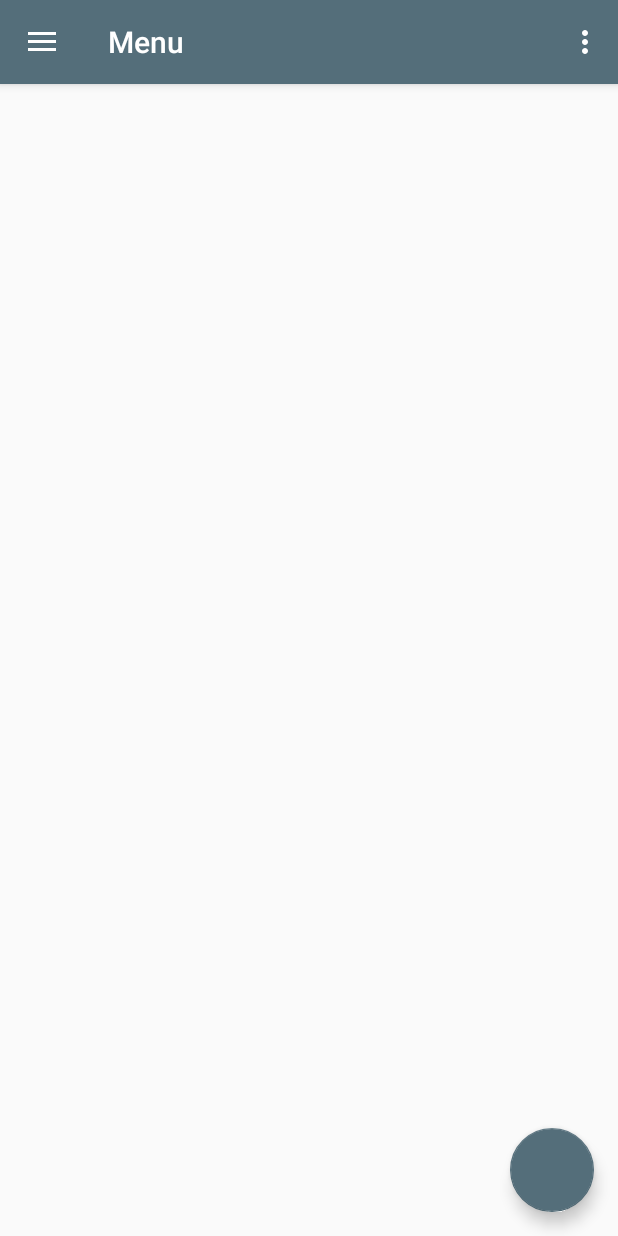
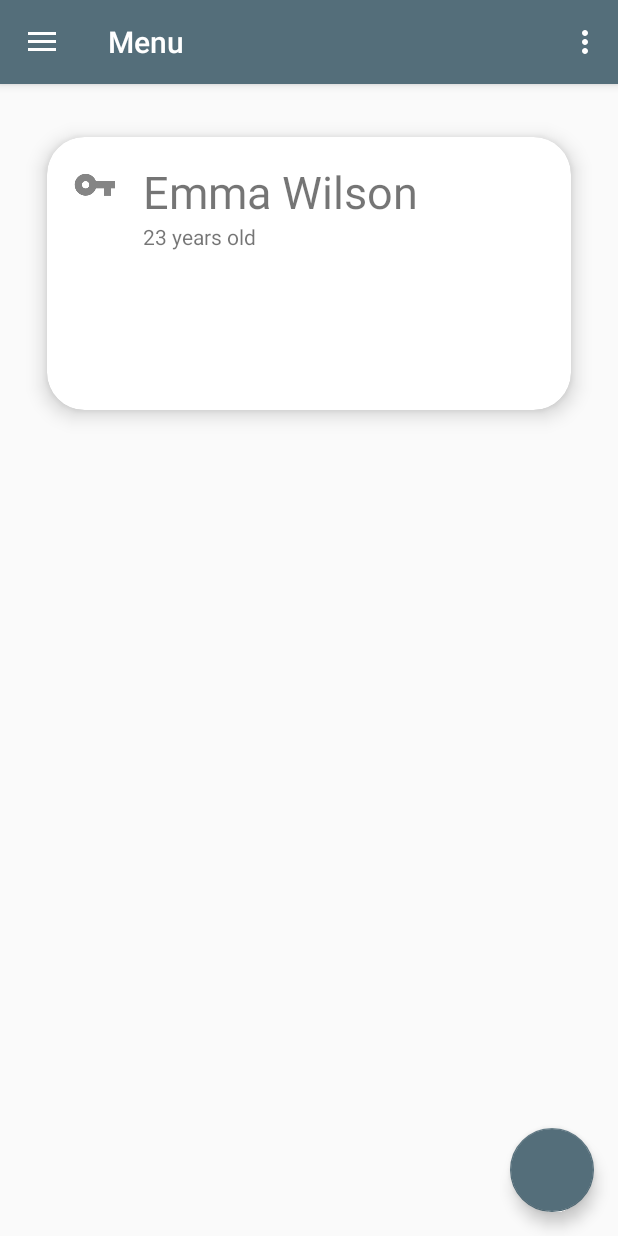
Before and after one commit to cesaralx/Horus_v3.5, an Android app: the fragment Products placed in its activity, on a phone screen of 412 x 824 dp. Run offline under Robolectric (Android 15) with nearby library versions, the phone set to English and light mode, and no system bars.

Commit message:
view cards para productos

```diff
--- a/app/src/main/java/com/example/alexi/horus_v35/Products.java
+++ b/app/src/main/java/com/example/alexi/horus_v35/Products.java
@@ -4,6 +4,7 @@ import android.content.Context;
 import android.net.Uri;
 import android.os.Bundle;
 import android.support.v4.app.Fragment;
+import android.support.v7.widget.DefaultItemAnimator;
 import android.support.v7.widget.LinearLayoutManager;
 import android.support.v7.widget.RecyclerView;
 import android.view.LayoutInflater;
@@ -27,6 +28,8 @@ public class Products extends Fragment {
     // the fragment initialization parameters, e.g. ARG_ITEM_NUMBER
     private static final String ARG_PARAM1 = "param1";
     private static final String ARG_PARAM2 = "param2";
+
+    private List<Person> persons;
 
     // TODO: Rename and change types of parameters
     private String mParam1;
@@ -63,6 +66,7 @@ public class Products extends Fragment {
             mParam1 = getArguments().getString(ARG_PARAM1);
             mParam2 = getArguments().getString(ARG_PARAM2);
         }
+        initializeData();
     }
 
     @Override
@@ -70,14 +74,13 @@ public class Products extends Fragment {
                              Bundle savedInstanceState) {
         // Inflate the layout for this fragment
         View view = inflater.inflate(R.layout.fragment_products, container, false);
-
         RecyclerView rv = (RecyclerView)view.findViewById(R.id.rv);
 
         LinearLayoutManager llm = new LinearLayoutManager(getActivity());
         rv.setLayoutManager(llm);
-
         RVAdapter adapter = new RVAdapter(persons);
         rv.setAdapter(adapter);
+        rv.setItemAnimator(new DefaultItemAnimator());
 
 
         return view;
@@ -134,8 +137,6 @@ public class Products extends Fragment {
         }
     }
 
-    private List<Person> persons;
-
     // This method creates an ArrayList that has three Person objects
 // Checkout the project associated with this tutorial on Github if
 // you want to use the same images.
--- a/app/src/main/java/com/example/alexi/horus_v35/RVAdapter.java
+++ b/app/src/main/java/com/example/alexi/horus_v35/RVAdapter.java
@@ -2,6 +2,7 @@ package com.example.alexi.horus_v35;
 
 import android.support.v7.widget.CardView;
 import android.support.v7.widget.RecyclerView;
+import android.util.Log;
 import android.view.LayoutInflater;
 import android.view.View;
 import android.view.ViewGroup;
@@ -47,7 +48,7 @@ public class RVAdapter extends RecyclerView.Adapter<RVAdapter.PersonViewHolder>{
 
     @Override
     public PersonViewHolder onCreateViewHolder(ViewGroup viewGroup, int i) {
-        View v = LayoutInflater.from(viewGroup.getContext()).inflate(R.layout.fragment_products, viewGroup, false);
+        View v = LayoutInflater.from(viewGroup.getContext()).inflate(R.layout.products_items, viewGroup, false);
         PersonViewHolder pvh = new PersonViewHolder(v);
         return pvh;
     }
--- a/app/src/main/res/layout/fragment_home.xml
+++ b/app/src/main/res/layout/fragment_home.xml
@@ -28,6 +28,13 @@
                 android:layout_width="match_parent"
                 android:layout_height="wrap_content"
                 android:src="@drawable/nicevaping_logo_v1" />
+
+            <TextView
+                android:id="@+id/textView7"
+                android:layout_width="match_parent"
+                android:layout_height="wrap_content"
+                android:text="@string/home_web"
+                android:textAlignment="center" />
         </LinearLayout>
     </ScrollView>
 </LinearLayout>
--- a/app/src/main/res/layout/fragment_products.xml
+++ b/app/src/main/res/layout/fragment_products.xml
@@ -14,61 +14,9 @@
     <!-- TODO: Update blank fragment layout -->
 
 
-    <HorizontalScrollView
+    <android.support.v7.widget.RecyclerView
+        android:id="@+id/rv"
         android:layout_width="match_parent"
-        android:layout_height="match_parent">
+        android:layout_height="wrap_content" />
 
-        <LinearLayout
-            android:layout_width="wrap_content"
-            android:layout_height="match_parent"
-            android:orientation="vertical" >
-
-            <android.support.v7.widget.RecyclerView
-                android:id="@+id/rv"
-                android:layout_width="match_parent"
-                android:layout_height="match_parent" />
-
-            <android.support.v7.widget.CardView
-                android:layout_width="match_parent"
-                android:layout_height="match_parent"
-                android:id="@+id/cv">
-
-                <RelativeLayout
-                    android:layout_width="match_parent"
-                    android:layout_height="wrap_content"
-                    android:padding="16dp"
-                    >
-
-                    <ImageView
-                        android:layout_width="wrap_content"
-                        android:layout_height="wrap_content"
-                        android:id="@+id/person_photo"
-                        android:layout_alignParentLeft="true"
-                        android:layout_alignParentTop="true"
-                        android:layout_marginRight="16dp"
-                        />
-
-                    <TextView
-                        android:layout_width="wrap_content"
-                        android:layout_height="wrap_content"
-                        android:id="@+id/person_name"
-                        android:layout_toRightOf="@+id/person_photo"
-                        android:layout_alignParentTop="true"
-                        android:textSize="30sp"
-                        />
-
-                    <TextView
-                        android:layout_width="wrap_content"
-                        android:layout_height="wrap_content"
-                        android:id="@+id/person_age"
-                        android:layout_toRightOf="@+id/person_photo"
-                        android:layout_below="@+id/person_name"
-                        />
-
-                </RelativeLayout>
-            </android.support.v7.widget.CardView>
-
-
-        </LinearLayout>
-    </HorizontalScrollView>
 </LinearLayout>
--- /dev/null
+++ b/app/src/main/res/layout/products_items.xml
@@ -0,0 +1,53 @@
+<?xml version="1.0" encoding="utf-8"?>
+<android.support.constraint.ConstraintLayout
+    xmlns:android="http://schemas.android.com/apk/res/android"
+    xmlns:app="http://schemas.android.com/apk/res-auto"
+    android:layout_width="match_parent"
+    android:layout_height="match_parent">
+
+    <android.support.v7.widget.CardView xmlns:card_view="http://schemas.android.com/apk/res-auto"
+        android:id="@+id/cv"
+        android:layout_width="match_parent"
+        android:layout_height="wrap_content"
+        app:cardBackgroundColor="@color/cardview_light_background"
+        app:cardCornerRadius="25dp"
+        android:layout_marginBottom="4dp"
+
+        app:cardElevation="@dimen/sd_overlay_elevation"
+        card_view:cardPreventCornerOverlap="true"
+        card_view:cardUseCompatPadding="true">
+
+
+        <RelativeLayout
+            android:layout_width="match_parent"
+            android:layout_height="182dp"
+            android:padding="16dp">
+
+            <ImageView
+                android:id="@+id/person_photo"
+                android:layout_width="wrap_content"
+                android:layout_height="wrap_content"
+                android:layout_alignParentLeft="true"
+                android:layout_alignParentTop="true"
+                android:layout_marginRight="16dp" />
+
+            <TextView
+                android:id="@+id/person_name"
+                android:layout_width="wrap_content"
+                android:layout_height="wrap_content"
+                android:layout_alignParentTop="true"
+                android:layout_toRightOf="@+id/person_photo"
+                android:textSize="30sp" />
+
+            <TextView
+                android:id="@+id/person_age"
+                android:layout_width="wrap_content"
+                android:layout_height="wrap_content"
+                android:layout_below="@+id/person_name"
+                android:layout_toRightOf="@+id/person_photo" />
+
+        </RelativeLayout>
+
+    </android.support.v7.widget.CardView>
+
+</android.support.constraint.ConstraintLayout>
--- a/app/src/main/res/values/strings.xml
+++ b/app/src/main/res/values/strings.xml
@@ -23,6 +23,8 @@
     <string name="menu_productos">Productos</string>
     <string name="menu_salir">Salir</string>
     <string name="menu_cs">Cerrar sesion</string>
+
+    <string name="home_web">www.nicevaping.com</string>
 
     <string name="vap">Vaporizador</string>
     <string name="res">Resistencia</string>
```
